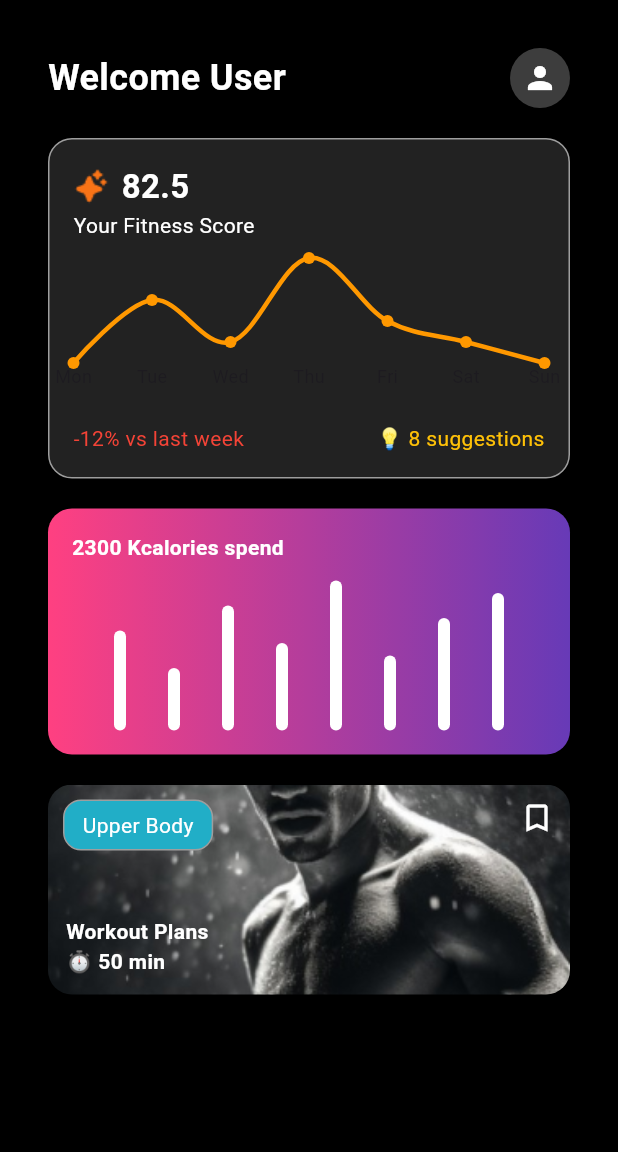
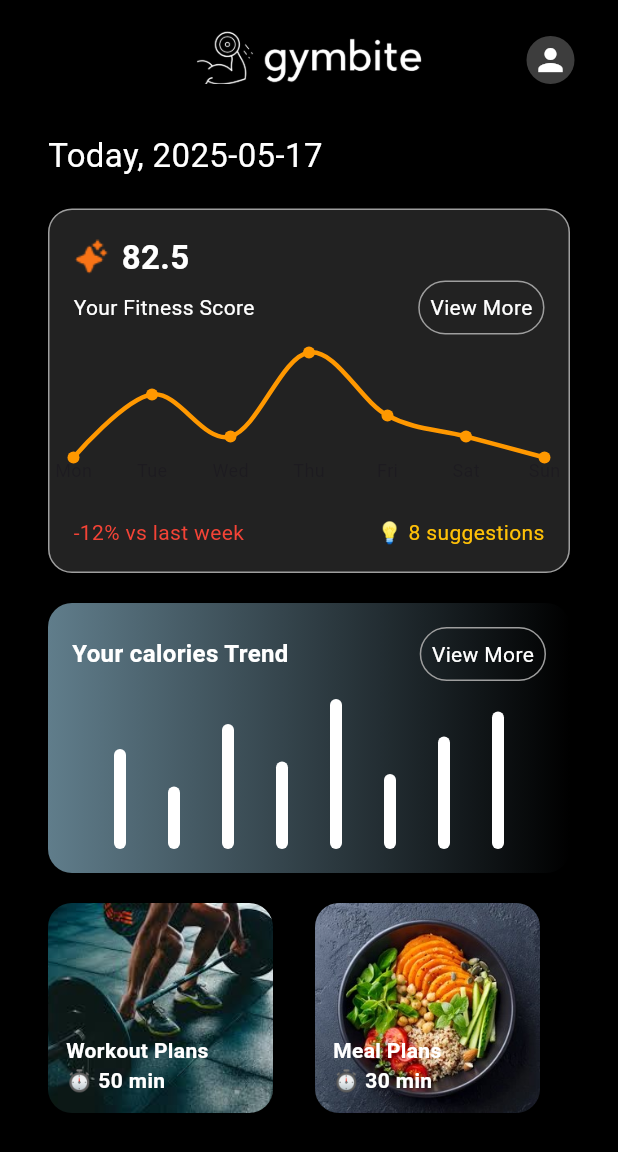
Before and after one commit to Nouman13388/gym_bite, a Flutter app: the ClientDashboardView screen opened by its route, on a phone screen of 412 x 824 dp. Shown: the top 1152 px of the screen. Run offline on Flutter 3.47's test engine with Material 3 defaults, Android fonts, the phone set to English and light mode, and no system bars; drawn by our look-alikes of fl_chart; our stand-ins replace firebase_auth, firebase_core, get; accounts and stored records are empty; network calls fail.

Commit message:
Updated Client Dashboard VIew
Added app logo in app-bar and switched up some color schemes
added the meal plans container

```diff
--- a/lib/modules/dashboard/views/client_dashboard_view.dart
+++ b/lib/modules/dashboard/views/client_dashboard_view.dart
@@ -3,6 +3,7 @@ import 'package:get/get.dart';
 import 'package:fl_chart/fl_chart.dart';
 import '../controllers/dashboard_controller.dart';
 import '../controllers/client_dashboard_controller.dart';
+
 
 class ClientDashboardBinding extends Bindings {
   @override
@@ -14,9 +15,33 @@ class ClientDashboardBinding extends Bindings {
 class ClientDashboardView extends GetView<ClientDashboardController> {
   const ClientDashboardView({super.key});
 
+
   @override
   Widget build(BuildContext context) {
+    DateTime now = DateTime.now();
+    String formattedDate = "${now.year}-${now.month.toString().padLeft(2, '0')}-${now.day.toString().padLeft(2, '0')}";
     return Scaffold(
+      appBar: AppBar(
+        backgroundColor: Colors.black,
+        centerTitle: true,
+        elevation: 0,
+        title: Padding(
+        padding: EdgeInsets.only(top: 24.0),
+        child:
+        Image.asset(
+          'assets/images/gymBite logo.png',
+          height: 50, // adjust based on your image size
+        ),),
+        actions: [
+          SizedBox(height: 10,),
+          Padding(padding: EdgeInsets.only(top: 24.0),
+          child: CircleAvatar(
+            backgroundColor: Colors.white24,
+            child: Icon(Icons.person, color: Colors.white),
+          ),),
+          SizedBox(width: 25,),
+        ],
+      ),
       backgroundColor: Colors.black,
       body: SafeArea(
         child: ListView(
@@ -25,18 +50,14 @@ class ClientDashboardView extends GetView<ClientDashboardController> {
             // Header
             Row(
               mainAxisAlignment: MainAxisAlignment.spaceBetween,
-              children: const [
+              children: [
                 Text(
-                  "Welcome User",
+                  "Today, $formattedDate",
                   style: TextStyle(
                     color: Colors.white,
-                    fontSize: 24,
-                    fontWeight: FontWeight.bold,
+                    fontSize: 22,
+                    fontWeight: FontWeight.w400,
                   ),
-                ),
-                CircleAvatar(
-                  backgroundColor: Colors.white24,
-                  child: Icon(Icons.person, color: Colors.white),
                 ),
               ],
             ),
@@ -75,10 +96,26 @@ class ClientDashboardView extends GetView<ClientDashboardController> {
                         ),
                       ],
                     ),
-                    const Text(
+                    Row(
+                    children: [
+                      const Text(
                       "Your Fitness Score",
                       style: TextStyle(color: Colors.white),
                     ),
+                      Spacer(),
+                      Container(
+                        padding: const EdgeInsets.all(7),
+                        decoration: BoxDecoration(
+                          borderRadius: BorderRadius.circular(20),
+                          border: Border.all(
+                            color: Colors.grey,  // Grey border color
+                            width: 1.0,          // Border width
+                          ),
+                        ),
+                        child:
+                        Text("View More", style: TextStyle(color: Colors.white)),
+                      )
+                    ],),
                     const SizedBox(height: 12),
                     SizedBox(
                       height: 100,
@@ -104,26 +141,42 @@ class ClientDashboardView extends GetView<ClientDashboardController> {
             ),
 
             const SizedBox(height: 20),
-
             // Calories Chart Card
             Container(
               padding: const EdgeInsets.all(16),
               decoration: BoxDecoration(
                 gradient: const LinearGradient(
-                  colors: [Colors.pinkAccent, Colors.deepPurple],
+                  colors: [Colors.blueGrey, Colors.black],
                 ),
                 borderRadius: BorderRadius.circular(16),
               ),
               child: Column(
                 crossAxisAlignment: CrossAxisAlignment.start,
                 children: [
+                  Row(
+                children: [
                   const Text(
-                    "2300 Kcalories spend",
+                    "Your calories Trend",
                     style: TextStyle(
                       color: Colors.white,
                       fontWeight: FontWeight.bold,
+                      fontSize: 16,
                     ),
                   ),
+                  Spacer(),
+                  Container(
+                    padding: const EdgeInsets.all(7),
+                    decoration: BoxDecoration(
+                      borderRadius: BorderRadius.circular(20),
+                      border: Border.all(
+                        color: Colors.grey,  // Grey border color
+                        width: 1.0,          // Border width
+                      ),
+                    ),
+                    child:
+                    Text("View More", style: TextStyle(color: Colors.white)),
+                  )
+                ],  ),
                   const SizedBox(height: 12),
                   SizedBox(
                     height: 100,
@@ -135,40 +188,23 @@ class ClientDashboardView extends GetView<ClientDashboardController> {
 
             const SizedBox(height: 20),
 
-            // Workout Plan Card
-            Container(
+            // Workout Plan & Meal Plan Card
+            Row(
+        children: [
+          Align(
+          alignment: Alignment.centerLeft,
+            child: Container(
+              width: 150,
               height: 140,
               decoration: BoxDecoration(
                 image: const DecorationImage(
-                  image: AssetImage('assets/images/muscle.png'),
+                  image: AssetImage('assets/images/workout_plans.jpeg'),
                   fit: BoxFit.cover,
                 ),
                 borderRadius: BorderRadius.circular(16),
               ),
               child: Stack(
                 children: [
-                  Positioned(
-                    top: 10,
-                    left: 10,
-                    child: Container(
-                      padding: const EdgeInsets.symmetric(
-                        horizontal: 12,
-                        vertical: 6,
-                      ),
-                      decoration: BoxDecoration(
-                        color: Color(0xFF21AEC7),
-                        border: Border.all(
-                          color: Colors.grey, // Grey border color
-                          width: 1.0, // Border width
-                        ),
-                        borderRadius: BorderRadius.circular(12),
-                      ),
-                      child: const Text(
-                        "Upper Body",
-                        style: TextStyle(color: Colors.white),
-                      ),
-                    ),
-                  ),
                   Positioned(
                     bottom: 12,
                     left: 12,
@@ -180,13 +216,41 @@ class ClientDashboardView extends GetView<ClientDashboardController> {
                       ),
                     ),
                   ),
-                  const Positioned(
-                    top: 10,
-                    right: 10,
-                    child: Icon(Icons.bookmark_border, color: Colors.white),
+                ],
+              ),
+            ),
+          ),
+          SizedBox(width: 28,),
+          Align(
+            alignment: Alignment.centerLeft,
+            child: Container(
+              width: 150,
+              height: 140,
+              decoration: BoxDecoration(
+                image: const DecorationImage(
+                  image: AssetImage('assets/images/meal plan 4.jpg'),
+                  fit: BoxFit.cover,
+                ),
+                borderRadius: BorderRadius.circular(16),
+              ),
+              child: Stack(
+                children: [
+                  Positioned(
+                    bottom: 12,
+                    left: 12,
+                    child: const Text(
+                      "Meal Plans\n⏱ 30 min",
+                      style: TextStyle(
+                        color: Colors.white,
+                        fontWeight: FontWeight.bold,
+                      ),
+                    ),
                   ),
                 ],
               ),
+            ),
+          ),
+          ],
             ),
           ],
         ),
@@ -255,3 +319,14 @@ class ClientDashboardView extends GetView<ClientDashboardController> {
     );
   }
 }
+void main() {
+  // Manually inject the controller for testing
+  Get.put(ClientDashboardController());
+
+  runApp(
+    GetMaterialApp(
+      debugShowCheckedModeBanner: false,
+      home: ClientDashboardView(), // Directly running the screen
+    ),
+  );
+}
```
